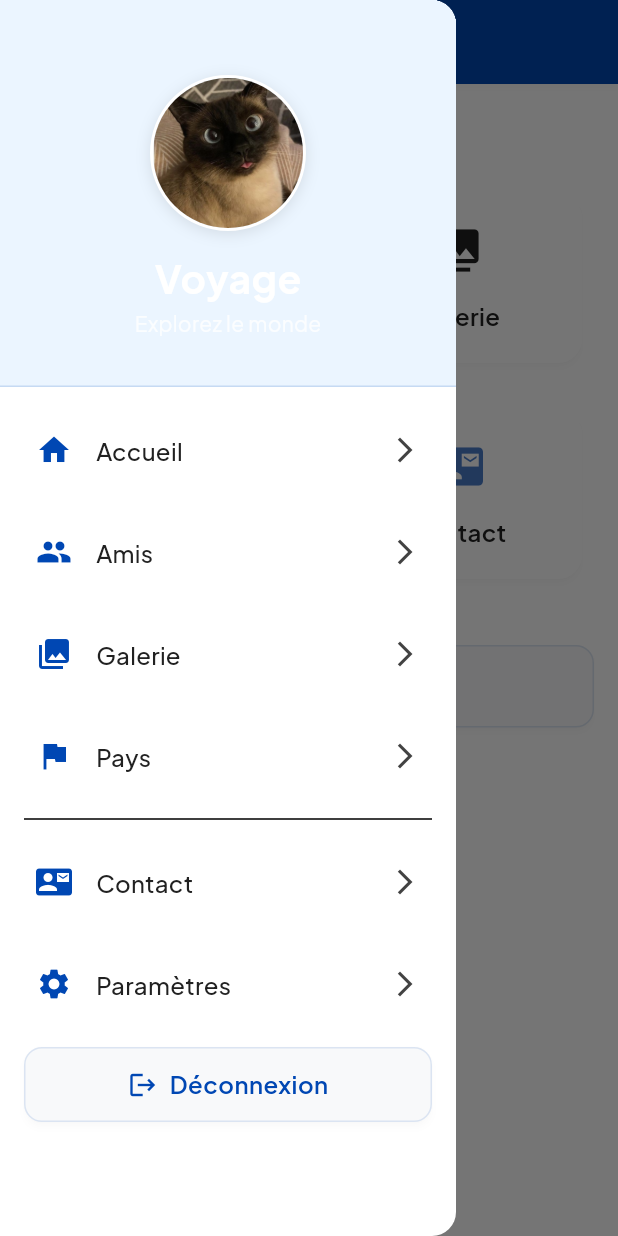
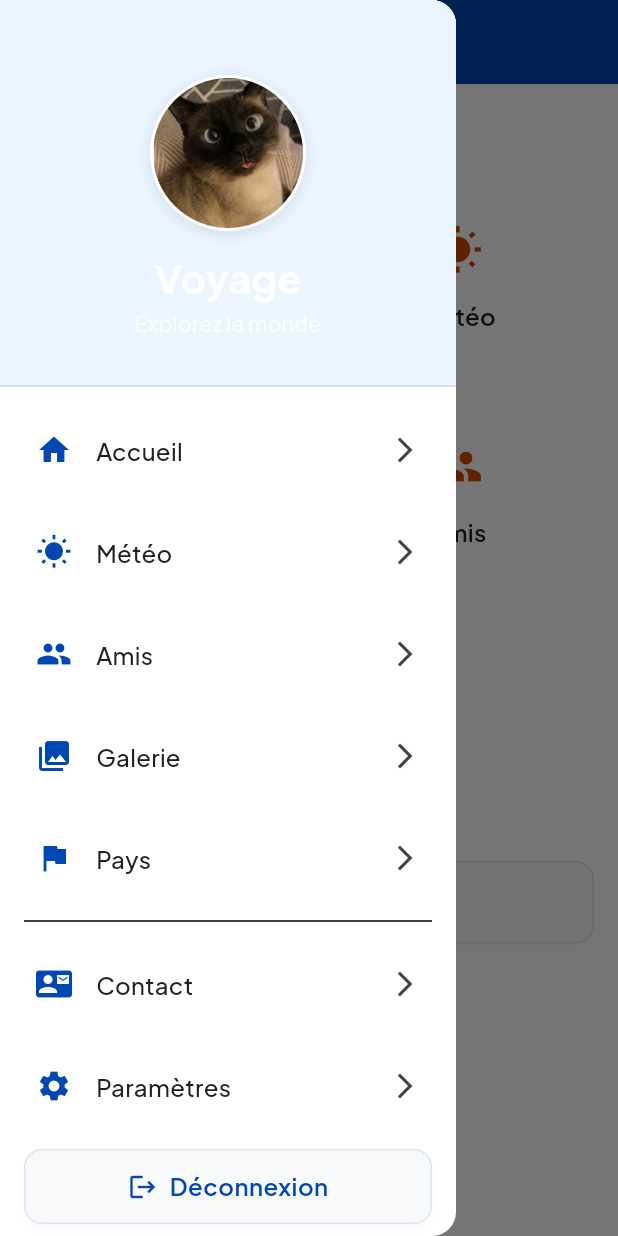
Before and after one commit to medkam098/voyage-flutter, a Flutter app: the Home screen opened by its route, with the side drawer open, on a phone screen of 412 x 824 dp. Run offline on Flutter 3.47's test engine with Material 3 defaults, Android fonts, the phone set to English and light mode, and no system bars; our stand-ins replace shared_preferences; accounts and stored records are empty.

Commit message:
First commit

```diff
--- a/lib/main.dart
+++ b/lib/main.dart
@@ -4,6 +4,7 @@ import 'package:shared_preferences/shared_preferences.dart';
 import 'package:voyage/pages/authentification.page.dart';
 import 'package:voyage/pages/inscription.page.dart';
 import 'package:voyage/pages/home.page.dart';
+import 'package:voyage/pages/meteo.page.dart';
 import 'theme/app_theme.dart';
 import 'providers/theme_provider.dart';
 import 'package:voyage/pages/contact.page.dart';
@@ -30,6 +31,7 @@ class MyApp extends StatelessWidget {
     '/parametres': (context) => ParametresPage(),
     '/pays': (context) => PaysPage(),
     '/mates': (context) => MatesPage(),
+    '/meteo': (context) => MeteoPage(),
   };
   @override
   Widget build(BuildContext context) {
--- a/lib/menu/drawer.widget.dart
+++ b/lib/menu/drawer.widget.dart
@@ -94,6 +94,13 @@ class MyDrawer extends StatelessWidget {
           ),
           _buildMenuItem(
             context: context,
+            title: "Météo",
+            icon: Icons.wb_sunny,
+            route: '/meteo',
+            isDarkMode: isDarkMode,
+          ),
+          _buildMenuItem(
+            context: context,
             title: "Amis",
             icon: Icons.people,
             route: '/mates',
@@ -113,12 +120,10 @@ class MyDrawer extends StatelessWidget {
             route: '/pays',
             isDarkMode: isDarkMode,
           ),
-
           const Padding(
             padding: EdgeInsets.symmetric(horizontal: 16),
             child: Divider(),
           ),
-
           _buildMenuItem(
             context: context,
             title: "Contact",
@@ -133,9 +138,7 @@ class MyDrawer extends StatelessWidget {
             route: '/parametres',
             isDarkMode: isDarkMode,
           ),
-
           const SizedBox(height: 8),
-
           Padding(
             padding: const EdgeInsets.symmetric(horizontal: 16),
             child: AppButton(
--- a/lib/pages/home.page.dart
+++ b/lib/pages/home.page.dart
@@ -16,8 +16,7 @@ class Home extends StatelessWidget {
       body: Column(
         crossAxisAlignment: CrossAxisAlignment.stretch,
         children: [
-          // Welcome section
-
+          // Welcome section (si vous en avez une)
 
           // Quick actions section
           Padding(
@@ -40,10 +39,10 @@ class Home extends StatelessWidget {
               Expanded(
                 child: _buildActionCard(
                   context,
-                  Icons.photo_library,
-                  'Galerie',
-                  AppTheme.secondaryColor,
-                  () => Navigator.pushNamed(context, '/gallerie'),
+                  Icons.wb_sunny,
+                  'Météo',
+                  AppTheme.accentColor,
+                      () => Navigator.pushNamed(context, '/meteo'),
                 ),
               ),
             ],
@@ -54,13 +53,27 @@ class Home extends StatelessWidget {
               Expanded(
                 child: _buildActionCard(
                   context,
+                  Icons.photo_library,
+                  'Galerie',
+                  AppTheme.secondaryColor,
+                      () => Navigator.pushNamed(context, '/gallerie'),
+                ),
+              ),
+              const SizedBox(width: 16),
+              Expanded(
+                child: _buildActionCard(
+                  context,
                   Icons.people,
                   'Amis',
                   AppTheme.accentColor,
                       () => Navigator.pushNamed(context, '/mates'),
                 ),
               ),
-              const SizedBox(width: 16),
+            ],
+          ),
+          const SizedBox(height: 16),
+          Row(
+            children: [
               Expanded(
                 child: _buildActionCard(
                   context,
@@ -70,6 +83,8 @@ class Home extends StatelessWidget {
                       () => Navigator.pushNamed(context, '/contact'),
                 ),
               ),
+              const SizedBox(width: 16),
+              const Expanded(child: SizedBox()), // Placeholder pour équilibrer la grille
             ],
           ),
 
@@ -119,7 +134,6 @@ class Home extends StatelessWidget {
   }
 
   Future<void> _onDeconnecter(BuildContext context) async {
-    // Get the navigator before the async gap
     final navigator = Navigator.of(context);
     prefs = await SharedPreferences.getInstance();
     prefs.setBool("connecte", false);
--- /dev/null
+++ b/lib/pages/meteo.page.dart
@@ -0,0 +1,18 @@
+import 'package:flutter/material.dart';
+import '../widgets/base_page.dart';
+import '../theme/app_theme.dart';
+
+class MeteoPage extends StatelessWidget {
+  const MeteoPage({super.key});
+
+  @override
+  Widget build(BuildContext context) {
+    return BasePage(
+      title: "Meteo",
+      body: ListView.builder(
+
+        itemBuilder: (BuildContext context, int index) {  },
+      ),
+    );
+  }
+}
```
Lines whose indentation alone changed are shown as unchanged.
